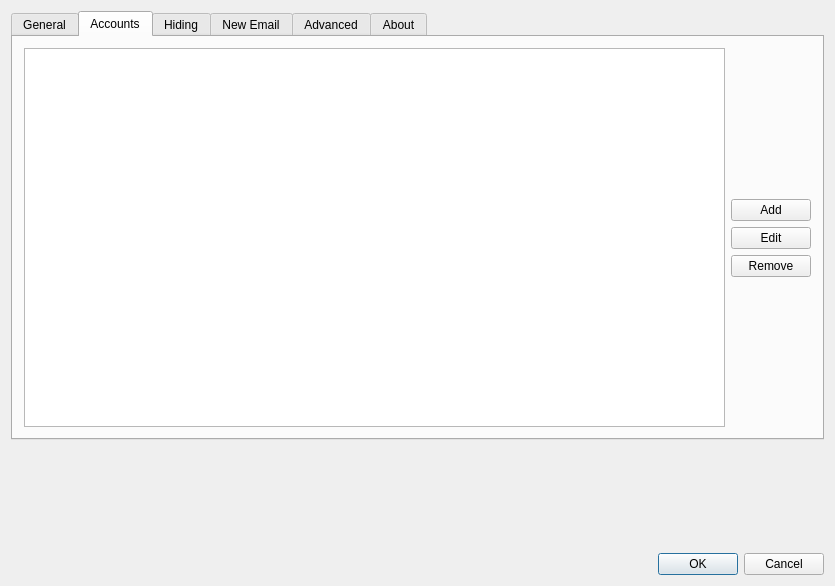
Above: src/dialogsettings.ui from gyunaev/birdtray before the change. Below: the same form after it.
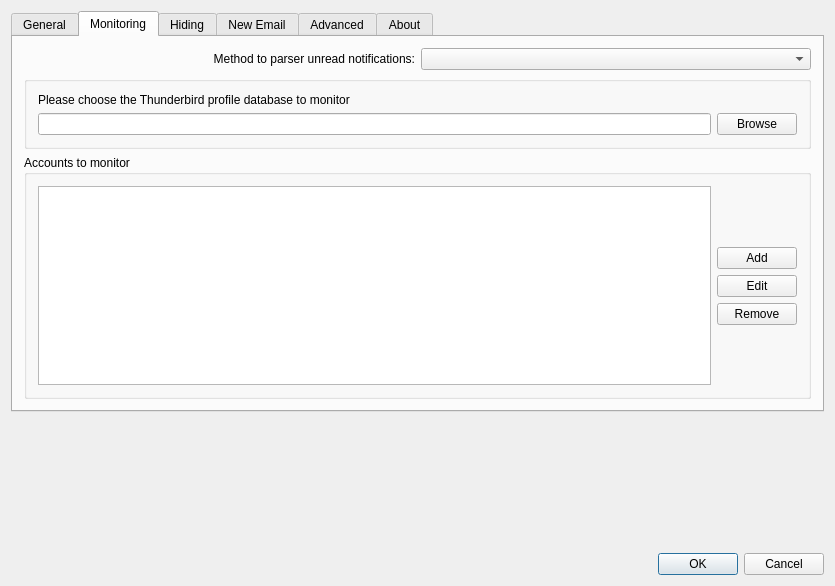
That is the form after the change. The open tabs and pages were chosen to show the change. Icons and pictures are not drawn. Custom widgets are drawn as their Qt base class.

Commit message: Default parser is now Mork, so settings dialog has to be redesigned. Also fixes #30.

Patch:
```diff
--- a/src/dialogsettings.ui
+++ b/src/dialogsettings.ui
@@ -27,32 +27,6 @@
        <string>General</string>
       </attribute>
       <layout class="QVBoxLayout" name="verticalLayout">
-       <item>
-        <widget class="QGroupBox" name="groupBox">
-         <property name="title">
-          <string>Thunderbird email profile</string>
-         </property>
-         <layout class="QGridLayout" name="gridLayout">
-          <item row="0" column="0" colspan="2">
-           <widget class="QLabel" name="label">
-            <property name="text">
-             <string>Please choose the Thunderbird profile database to monitor</string>
-            </property>
-           </widget>
-          </item>
-          <item row="1" column="0">
-           <widget class="QLineEdit" name="leProfilePath"/>
-          </item>
-          <item row="1" column="1">
-           <widget class="QPushButton" name="btnBrowse">
-            <property name="text">
-             <string>Browse</string>
-            </property>
-           </widget>
-          </item>
-         </layout>
-        </widget>
-       </item>
        <item>
         <widget class="QGroupBox" name="groupBox_2">
          <property name="title">
@@ -223,8 +197,59 @@
      </widget>
      <widget class="QWidget" name="tabAccounts">
       <attribute name="title">
-       <string>Accounts</string>
+       <string>Monitoring</string>
       </attribute>
+      <layout class="QVBoxLayout" name="verticalLayout_10">
+       <item>
+        <layout class="QHBoxLayout" name="horizontalLayout_8">
+         <item>
+          <widget class="QLabel" name="label_12">
+           <property name="text">
+            <string>Method to parser unread notifications:</string>
+           </property>
+           <property name="alignment">
+            <set>Qt::AlignRight|Qt::AlignTrailing|Qt::AlignVCenter</set>
+           </property>
+          </widget>
+         </item>
+         <item>
+          <widget class="QComboBox" name="boxParserSelection"/>
+         </item>
+        </layout>
+       </item>
+       <item>
+        <widget class="QGroupBox" name="groupThunderbirdProfilePath">
+         <property name="title">
+          <string/>
+         </property>
+         <layout class="QGridLayout" name="gridLayout">
+          <item row="0" column="0" colspan="2">
+           <widget class="QLabel" name="label">
+            <property name="text">
+             <string>Please choose the Thunderbird profile database to monitor</string>
+            </property>
+           </widget>
+          </item>
+          <item row="1" column="0">
+           <widget class="QLineEdit" name="leProfilePath"/>
+          </item>
+          <item row="1" column="1">
+           <widget class="QPushButton" name="btnBrowse">
+            <property name="text">
+             <string>Browse</string>
+            </property>
+           </widget>
+          </item>
+         </layout>
+        </widget>
+       </item>
+       <item>
+        <widget class="QGroupBox" name="groupBox">
+         <property name="title">
+          <string>Accounts to monitor</string>
+         </property>
+         <layout class="QVBoxLayout" name="verticalLayout_11">
+          <item>
       <layout class="QHBoxLayout" name="horizontalLayout_2">
        <item>
         <widget class="QTreeView" name="treeAccounts">
@@ -294,6 +319,11 @@
         </layout>
        </item>
       </layout>
+          </item>
+         </layout>
+        </widget>
+       </item>
+      </layout>
      </widget>
      <widget class="QWidget" name="tab_2">
       <attribute name="title">
@@ -623,19 +653,6 @@
             </property>
            </widget>
           </item>
-          <item row="4" column="1">
-           <widget class="QComboBox" name="boxParserSelection"/>
-          </item>
-          <item row="4" column="0">
-           <widget class="QLabel" name="label_12">
-            <property name="text">
-             <string>Unread notification parser:</string>
-            </property>
-            <property name="alignment">
-             <set>Qt::AlignRight|Qt::AlignTrailing|Qt::AlignVCenter</set>
-            </property>
-           </widget>
-          </item>
           <item row="5" column="0" colspan="2">
            <widget class="QCheckBox" name="boxBlinkingUsesAlpha">
             <property name="text">
```
Left out of the diff: 15 changed lines with no effect on the pictures. Lines whose indentation alone changed are shown as unchanged. The commit also changes 4 other files.
